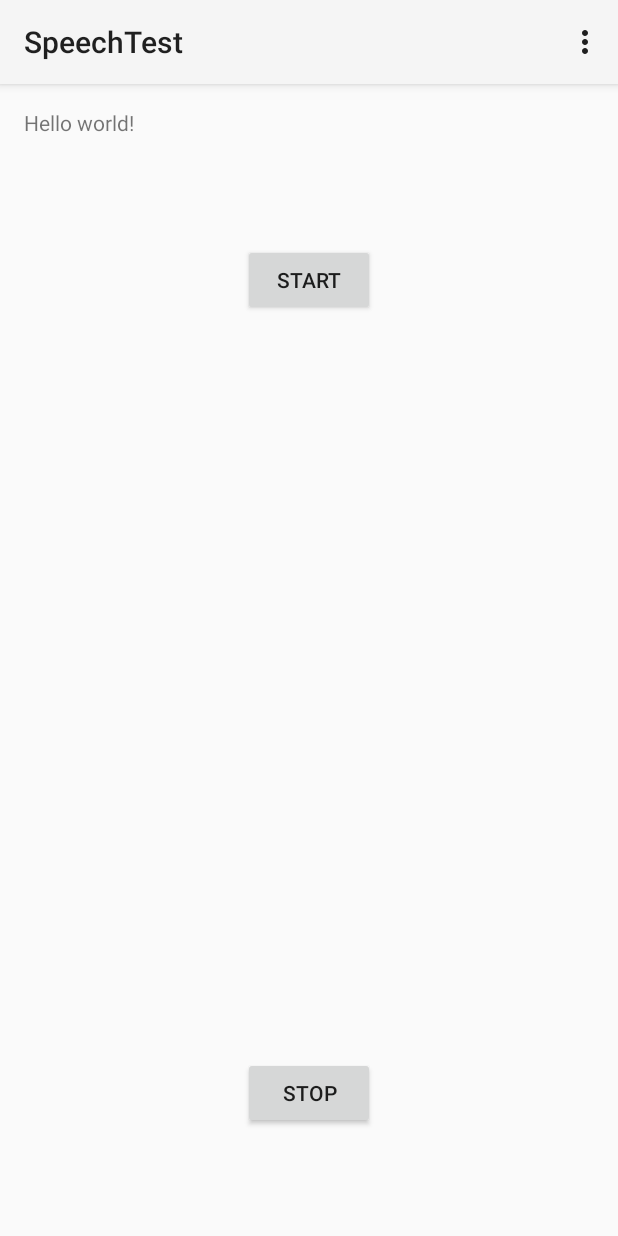
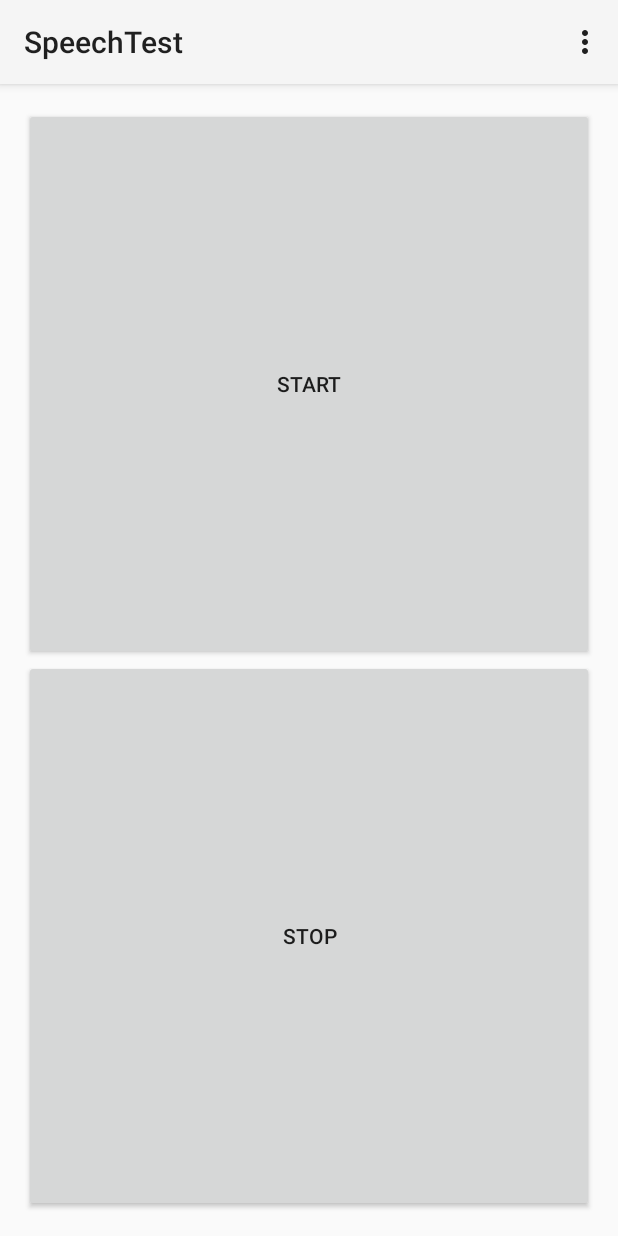
Before and after one commit to chrisoei/speech-test, an Android app: the screen it shows after launch (MainActivity), on a phone screen of 412 x 824 dp. Run offline under Robolectric (Android 15) with nearby library versions, the phone set to English and light mode, and no system bars.

Commit message:
Change layout to use big buttons

```diff
--- a/app/src/main/res/layout/fragment_main.xml
+++ b/app/src/main/res/layout/fragment_main.xml
@@ -1,32 +1,33 @@
-<RelativeLayout xmlns:android="http://schemas.android.com/apk/res/android"
-    xmlns:tools="http://schemas.android.com/tools" android:layout_width="match_parent"
-    android:layout_height="match_parent" android:paddingLeft="@dimen/activity_horizontal_margin"
+<LinearLayout xmlns:android="http://schemas.android.com/apk/res/android"
+    xmlns:tools="http://schemas.android.com/tools"
+    android:layout_width="match_parent"
+    android:layout_height="match_parent"
+    android:orientation="vertical"
+    android:paddingLeft="@dimen/activity_horizontal_margin"
     android:paddingRight="@dimen/activity_horizontal_margin"
     android:paddingTop="@dimen/activity_vertical_margin"
     android:paddingBottom="@dimen/activity_vertical_margin"
     tools:context=".MainActivity$PlaceholderFragment">
 
-    <TextView android:text="@string/hello_world" android:layout_width="wrap_content"
-        android:layout_height="wrap_content"
-        android:id="@+id/textView" />
-
     <Button
-        android:layout_width="wrap_content"
-        android:layout_height="wrap_content"
+        android:layout_width="fill_parent"
+        android:layout_height="0dp"
+        android:layout_weight="1"
         android:text="Start"
         android:id="@+id/start_button"
         android:clickable="true"
         android:layout_below="@+id/textView"
         android:layout_centerHorizontal="true"
-        android:layout_marginTop="71dp" />
+    />
 
     <Button
-        android:layout_width="wrap_content"
-        android:layout_height="wrap_content"
+        android:layout_width="fill_parent"
+        android:layout_height="0dp"
+        android:layout_weight="1"
         android:text="Stop"
         android:id="@+id/stop_button"
         android:layout_alignParentBottom="true"
         android:layout_centerHorizontal="true"
-        android:layout_marginBottom="55dp" />
+    />
 
-</RelativeLayout>
+</LinearLayout>
```
